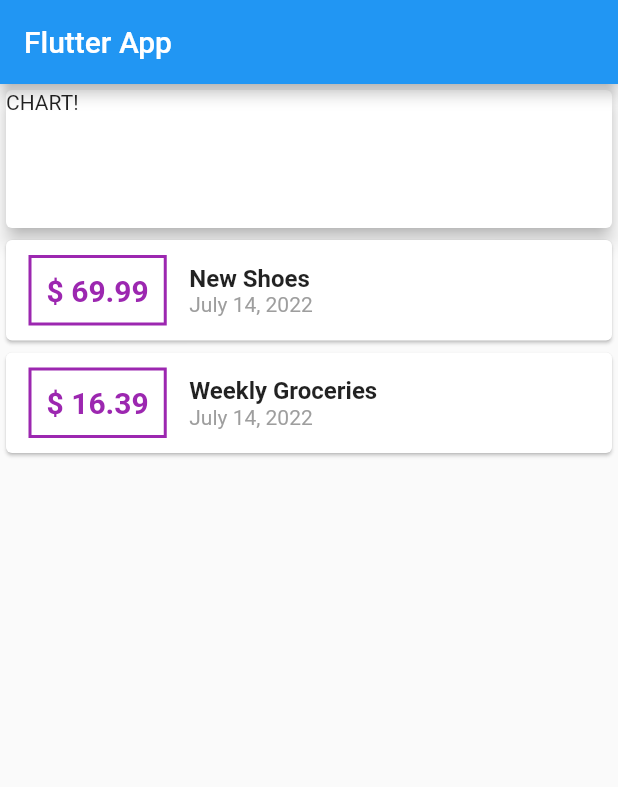
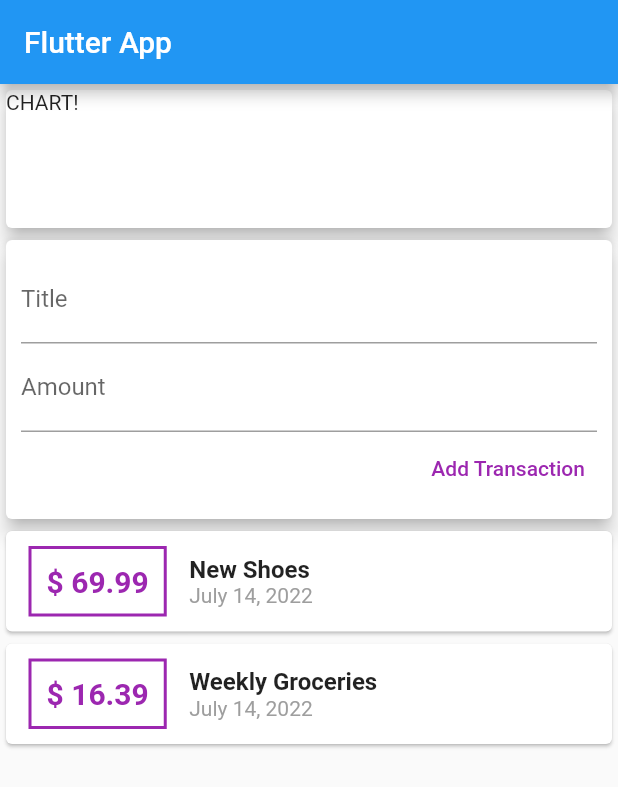
Before and after one commit to danthz2/udemy_expense_app, a Flutter app: the screen it shows after launch, on a phone screen of 412 x 824 dp. Shown: the top 787 px of the screen. Run offline on Flutter 3.47's test engine with Material 2 defaults, Android fonts, the phone set to English and light mode, and no system bars.

Commit message:
add text input widget

```diff
--- a/lib/main.dart
+++ b/lib/main.dart
@@ -53,6 +53,7 @@
           title: Text("Flutter App"),
         ),
         body: Column(
+          crossAxisAlignment: CrossAxisAlignment.stretch,
           children: [
             Container(
               width: double.infinity,
@@ -60,6 +61,29 @@
               child: Card(
                 elevation: 5,
                 child: Text("CHART!"),
+              ),
+            ),
+            Card(
+              elevation: 5,
+              child: Container(
+                padding: EdgeInsets.all(10),
+                child: Column(
+                  crossAxisAlignment: CrossAxisAlignment.end,
+                  children: [
+                    TextField(
+                      decoration: InputDecoration(labelText: "Title"),
+                    ),
+                    TextField(
+                      decoration: InputDecoration(labelText: "Amount"),
+                    ),
+                    TextButton(
+                        onPressed: () {},
+                        child: Text(
+                          "Add Transaction",
+                          style: TextStyle(color: Colors.purple),
+                        ))
+                  ],
+                ),
               ),
             ),
             Column(
```
